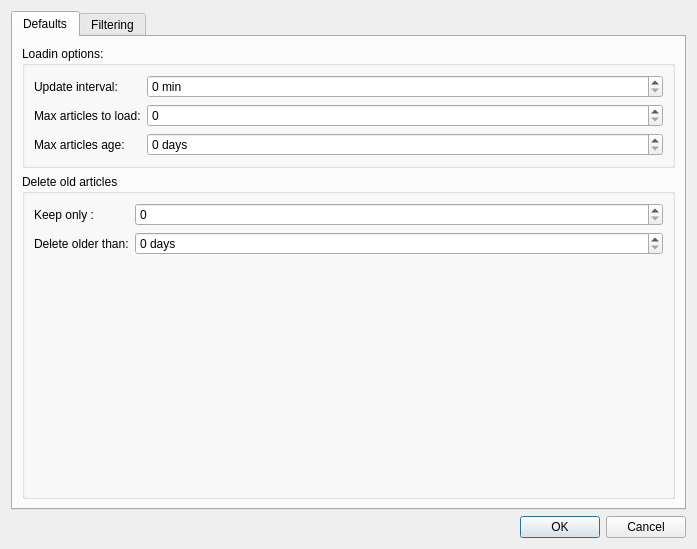
Old version of the form data/gui/dlg_preferences.ui in the repository KarolBedkowski/mna.
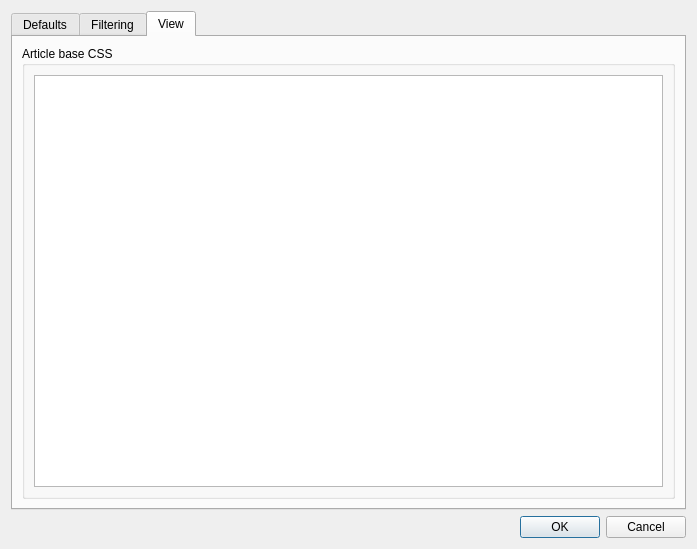
New version of the form. The open tabs and pages were chosen to show the change.

Commit message: configurable article css

Diff of the .ui file:
```diff
--- a/data/gui/dlg_preferences.ui
+++ b/data/gui/dlg_preferences.ui
@@ -282,6 +282,25 @@
        </item>
       </layout>
      </widget>
+     <widget class="QWidget" name="tab_3">
+      <attribute name="title">
+       <string>View</string>
+      </attribute>
+      <layout class="QVBoxLayout" name="verticalLayout_7">
+       <item>
+        <widget class="QGroupBox" name="ArticlebaseCSS">
+         <property name="title">
+          <string>Article base CSS</string>
+         </property>
+         <layout class="QVBoxLayout" name="verticalLayout_4">
+          <item>
+           <widget class="QPlainTextEdit" name="t_base_css"/>
+          </item>
+         </layout>
+        </widget>
+       </item>
+      </layout>
+     </widget>
     </widget>
    </item>
    <item>
```
Left out of the diff: 2 changed lines with no effect on the pictures. The commit also changes 3 other files.
